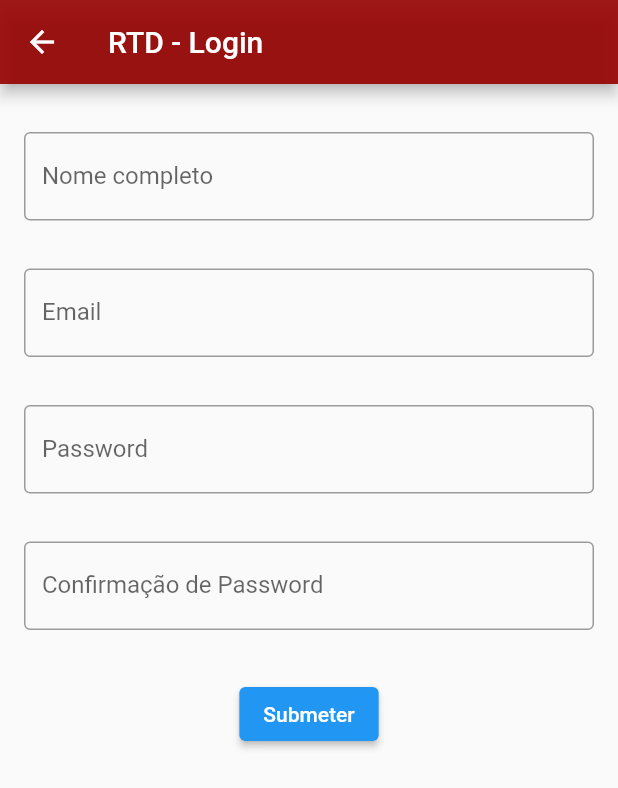
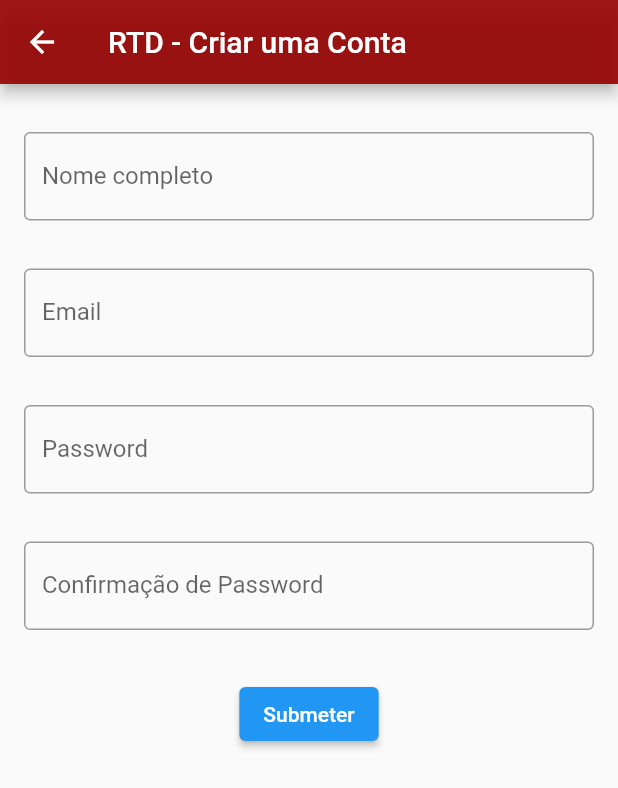
Before and after one commit to laramatos22/ihc_project, a Flutter app: the screen it shows after launch, after a tap on "Não tem conta? Crie uma aqui!", on a phone screen of 412 x 824 dp. Shown: the top 788 px of the screen. Run offline on Flutter 3.47's test engine with Material 2 defaults, Android fonts, the phone set to English and light mode, and no system bars; our stand-ins replace email_validator, flutter_image_slideshow.

Commit message:
Correção Titulo: RTD - Criar uma conta

```diff
--- a/rtd_project/lib/create_account.dart
+++ b/rtd_project/lib/create_account.dart
@@ -44,7 +44,7 @@ class _CreateAccountState extends State<CreateAccount> {
                 Navigator.pop(context);
               }
           ),
-          title: Text("RTD - Login"),
+          title: Text("RTD - Criar uma Conta"),
         ),
         body: Form(
           key: _formKey,
```
